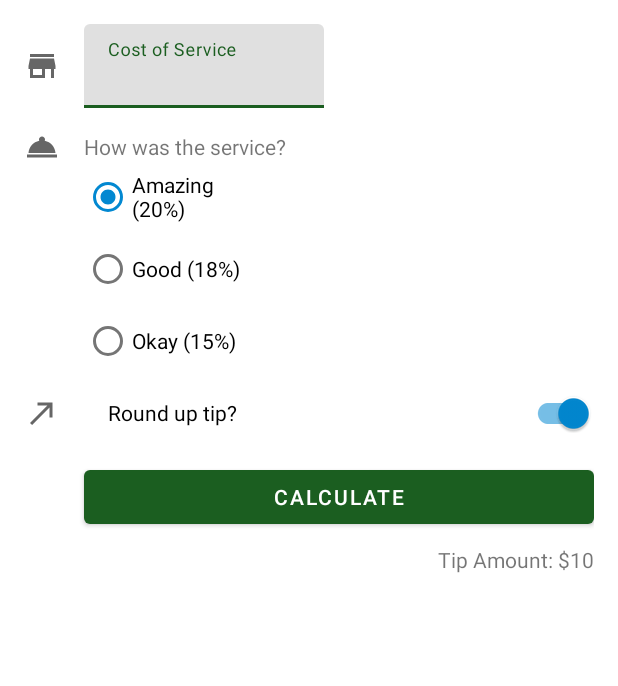
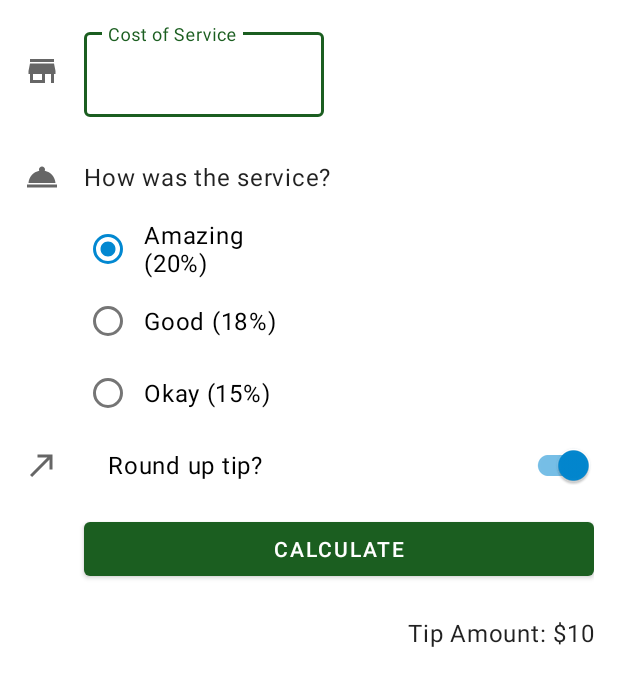
Before and after one commit to SLedolter/TipTime, an Android app: the layout activity_main.xml on its own in the app's theme, with its tools: preview values and no code run, on a phone screen of 412 x 824 dp. Shown: the top 686 px of the screen. Run offline under Robolectric (Android 15) with nearby library versions, the phone set to English and light mode, and no system bars.

Commit message:
SL:added styles and dimensions

```diff
--- a/app/src/main/res/layout/activity_main.xml
+++ b/app/src/main/res/layout/activity_main.xml
@@ -51,6 +51,7 @@
 
     <TextView
         android:id="@+id/service_question"
+        style="@style/Widget.TipTime.TextVew"
         android:layout_width="wrap_content"
         android:layout_height="wrap_content"
         android:layout_marginStart="16dp"
@@ -121,6 +122,7 @@
 
     <TextView
         android:id="@+id/tip_result"
+        style="@style/Widget.TipTime.TextVew"
         android:layout_width="wrap_content"
         android:layout_height="wrap_content"
         android:layout_marginTop="8dp"
--- a/app/src/main/res/values-night/themes.xml
+++ b/app/src/main/res/values-night/themes.xml
@@ -12,5 +12,8 @@
         <!-- Status bar color. -->
         <item name="android:statusBarColor" tools:targetApi="l">?attr/colorPrimaryVariant</item>
         <!-- Customize your theme here. -->
+        <item name="textInputStyle">@style/Widget.MaterialComponents.TextInputLayout.OutlinedBox</item>
+        <item name="radioButtonStyle">@style/Widget.TipTime.CompoundButton.RadioButton</item>
+        <item name="switchStyle">@style/Widget.TipTime.CompoundButton.Switch</item>
     </style>
 </resources>
--- /dev/null
+++ b/app/src/main/res/values/dimens.xml
@@ -0,0 +1,4 @@
+<?xml version="1.0" encoding="utf-8"?>
+<resources>
+    <dimen name="min_text_height">48dp</dimen>
+</resources>
--- /dev/null
+++ b/app/src/main/res/values/styles.xml
@@ -0,0 +1,19 @@
+<?xml version="1.0" encoding="utf-8"?>
+<resources>
+    <style name="Widget.TipTime.TextVew" parent="Widget.MaterialComponents.TextView">
+        <item name="android:minHeight">@dimen/min_text_height</item>
+        <item name="android:gravity">center_vertical</item>
+        <item name="android:textAppearance">?attr/textAppearanceBody1</item>
+    </style>
+
+    <style name="Widget.TipTime.CompoundButton.Switch" parent="Widget.MaterialComponents.CompoundButton.Switch">
+        <item name="android:minHeight">@dimen/min_text_height</item>
+        <item name="android:gravity">center_vertical</item>
+        <item name="android:textAppearance">?attr/textAppearanceBody1</item>
+    </style>
+
+    <style name="Widget.TipTime.CompoundButton.RadioButton" parent="Widget.MaterialComponents.CompoundButton.RadioButton">
+        <item name="android:paddingStart">8dp</item>
+        <item name="android:textAppearance">?attr/textAppearanceBody1</item>
+    </style>
+</resources>
--- a/app/src/main/res/values/themes.xml
+++ b/app/src/main/res/values/themes.xml
@@ -12,5 +12,8 @@
         <!-- Status bar color. -->
         <item name="android:statusBarColor" tools:targetApi="l">?attr/colorPrimaryVariant</item>
         <!-- Customize your theme here. -->
+        <item name="textInputStyle">@style/Widget.MaterialComponents.TextInputLayout.OutlinedBox</item>
+        <item name="radioButtonStyle">@style/Widget.TipTime.CompoundButton.RadioButton</item>
+        <item name="switchStyle">@style/Widget.TipTime.CompoundButton.Switch</item>
     </style>
 </resources>
```
